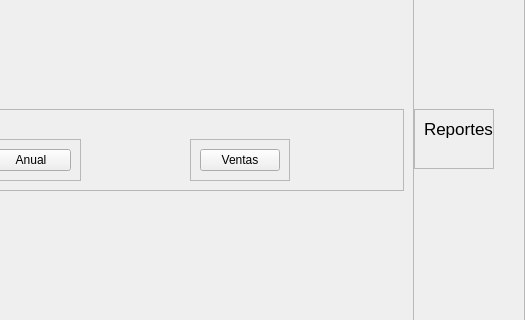
R0land013/blue-pos, file view/ui/main.ui: the form before one commit; both pictures show x 275 to 800 and y 172 to 492 of the 800 by 600 pixel window.
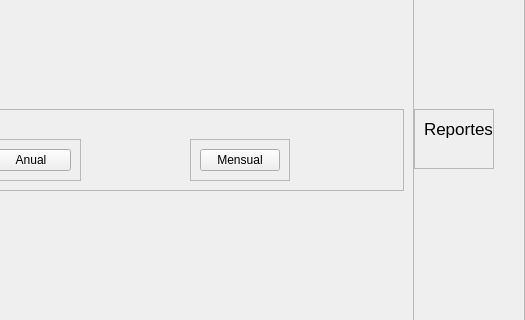
The form after the commit. The open tabs and pages were chosen to show the change. Icons and pictures are not drawn.

The edit to the form file:
```diff
--- a/view/ui/main.ui
+++ b/view/ui/main.ui
@@ -961,7 +961,7 @@
                 <cursorShape>PointingHandCursor</cursorShape>
                </property>
                <property name="text">
-                <string>Ventas</string>
+                <string>Mensual</string>
                </property>
               </widget>
              </item>
```
Left out of the diff: 2 changed lines with no effect on the pictures.
